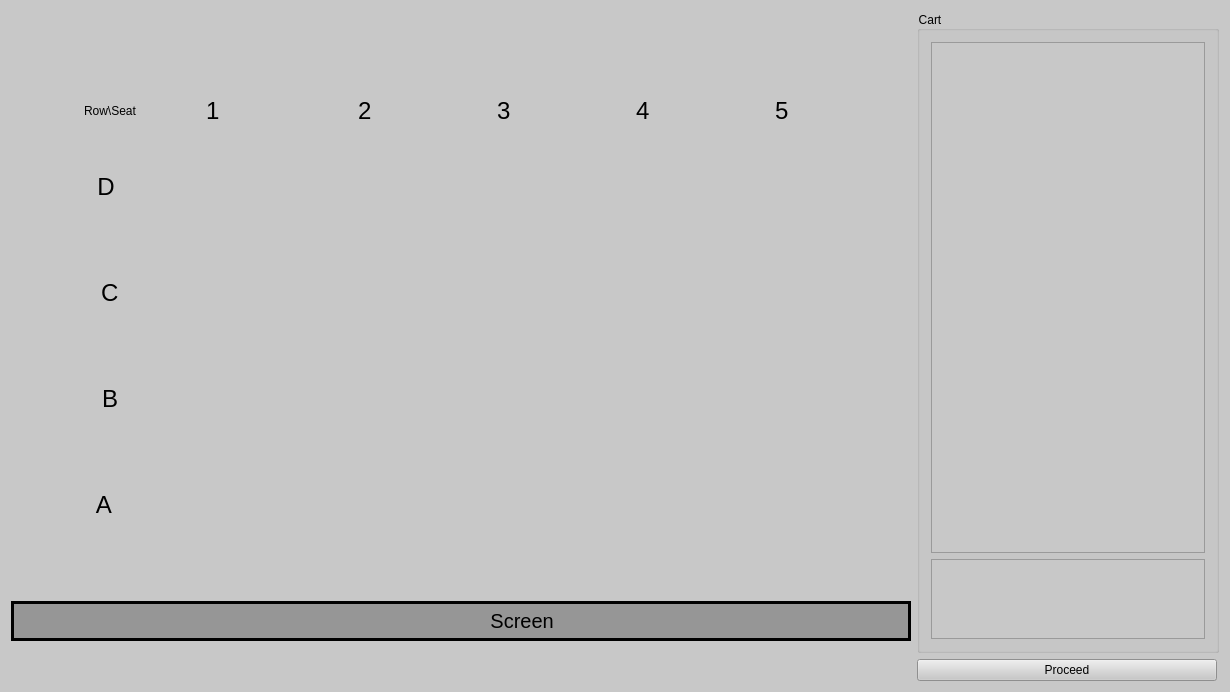
Above: ProjectionScreen.ui from JustKoshi/QTCinemaProject before the change. Below: the same form after it.
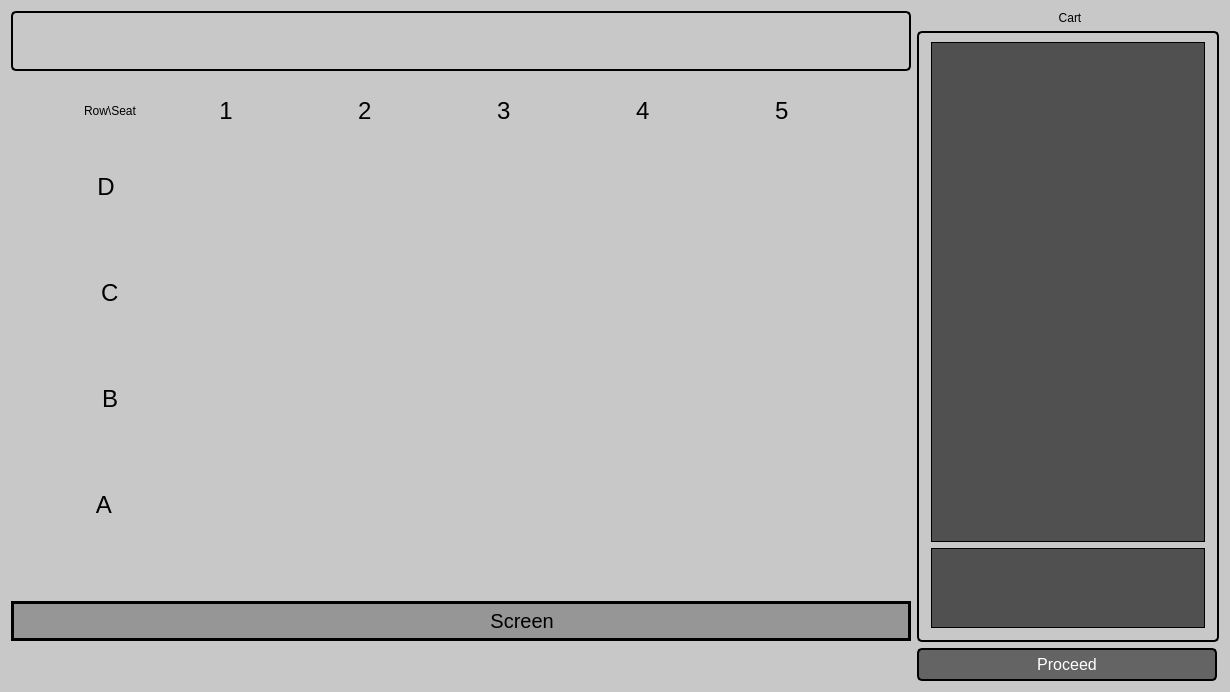
That is the form after the change. Icons and pictures are not drawn.

The edit to the form file:
```diff
--- a/ProjectionScreen.ui
+++ b/ProjectionScreen.ui
@@ -45,12 +45,15 @@
          </property>
          <property name="font">
           <font>
+           <family>Arial</family>
            <pointsize>20</pointsize>
           </font>
          </property>
          <property name="styleSheet">
           <string notr="true">QLabel{
-border: solid 2px black;
+border: 2px solid rgb(0,0,0);
+   border-radius: 5px;
+    padding: 5px 10px;
 }</string>
          </property>
          <property name="text">
@@ -377,7 +380,7 @@
             </font>
            </property>
            <property name="text">
-            <string>1</string>
+            <string>  1</string>
            </property>
           </widget>
          </item>
@@ -929,12 +932,53 @@
            <pointsize>9</pointsize>
           </font>
          </property>
+         <property name="styleSheet">
+          <string notr="true">QGroupBox {
+    border: 2px solid black;
+    border-radius: 5px;
+    margin-top: 20px;
+    padding: 10px;
+}
+
+QGroupBox::title {
+    subcontrol-origin: margin;
+    subcontrol-position: top center; /* pozcyja tytułu */
+    padding: 0 5px;
+    background-color: transparent;
+    color: black;
+}
+</string>
+         </property>
          <property name="title">
           <string>Cart</string>
          </property>
          <layout class="QVBoxLayout" name="verticalLayout_3">
           <item>
-           <widget class="QListWidget" name="listWidget"/>
+           <widget class="QListWidget" name="listWidget">
+            <property name="styleSheet">
+             <string notr="true">QListWidget {
+    background-color: rgb(80, 80, 80);
+    color: white;
+    border: 1px solid black;
+    padding: 5px;
+}
+
+QListWidget::item {
+    padding: 5px;
+    border-bottom: 1px solid rgb(100, 100, 100);
+}
+
+QListWidget::item:selected {
+    background-color: rgb(120, 120, 120);
+    color: white;
+}
+
+QListWidget::item:hover {
+    background-color: rgb(100, 100, 100);
+    color: white;
+}</string>
+            </property>
+           </widget>
           </item>
           <item>
            <widget class="QListWidget" name="listWidget_total">
@@ -949,6 +993,29 @@
               <pointsize>20</pointsize>
              </font>
             </property>
+            <property name="styleSheet">
+             <string notr="true">QListWidget {
+    background-color: rgb(80, 80, 80);
+    color: white;
+    border: 1px solid black;
+    padding: 5px;
+}
+
+QListWidget::item {
+    padding: 5px;
+    border-bottom: 1px solid rgb(100, 100, 100);
+}
+
+QListWidget::item:selected {
+    background-color: rgb(120, 120, 120);
+    color: white;
+}
+
+QListWidget::item:hover {
+    background-color: rgb(100, 100, 100);
+    color: white;
+}</string>
+            </property>
            </widget>
           </item>
          </layout>
@@ -962,6 +1029,28 @@
            <height>16777215</height>
           </size>
          </property>
+         <property name="font">
+          <font>
+           <pointsize>12</pointsize>
+          </font>
+         </property>
+         <property name="styleSheet">
+          <string notr="true">QPushButton {
+    background-color: rgb(100, 100, 100);
+    color: white;
+    border: 2px solid black;
+    border-radius: 5px;
+    padding: 5px 10px;
+}
+
+QPushButton:hover {
+    background-color: rgb(120, 120, 120);
+}
+
+QPushButton:pressed {
+    background-color: rgb(80, 80, 80);
+}</string>
+         </property>
          <property name="text">
           <string>Proceed</string>
          </property>
```
